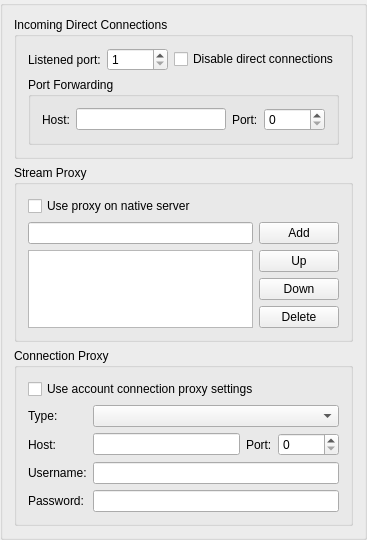
Above: src/plugins/socksstreams/socksoptions.ui from vacuum-im/vacuum-im before the change. Below: the same form after it.
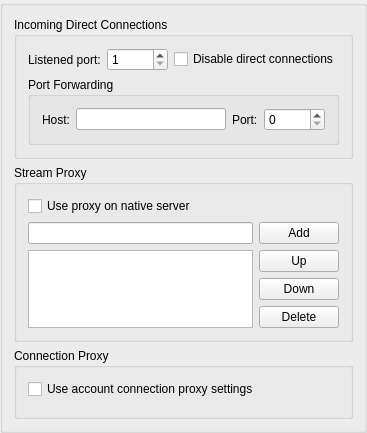
That is the form after the change.

What changed in the file:
```diff
--- a/src/plugins/socksstreams/socksoptions.ui
+++ b/src/plugins/socksstreams/socksoptions.ui
@@ -7,7 +7,7 @@
     <x>0</x>
     <y>0</y>
     <width>328</width>
-    <height>492</height>
+    <height>404</height>
    </rect>
   </property>
   <layout class="QVBoxLayout" name="verticalLayout_4">
@@ -176,93 +176,16 @@
         <property name="title">
          <string>Connection Proxy</string>
         </property>
-        <layout class="QGridLayout" name="gridLayout">
-         <item row="0" column="0" colspan="4">
+        <layout class="QVBoxLayout" name="verticalLayout_7">
+         <item>
           <widget class="QCheckBox" name="chbUseAccountProxy">
            <property name="text">
             <string>Use account connection proxy settings</string>
            </property>
           </widget>
          </item>
-         <item row="1" column="0">
-          <widget class="QLabel" name="lblProxyType">
-           <property name="text">
-            <string>Type:</string>
-           </property>
-           <property name="buddy">
-            <cstring>cmbProxyType</cstring>
-           </property>
-          </widget>
-         </item>
-         <item row="1" column="1" colspan="3">
-          <widget class="QComboBox" name="cmbProxyType">
-           <property name="sizePolicy">
-            <sizepolicy hsizetype="Expanding" vsizetype="Fixed">
-             <horstretch>0</horstretch>
-             <verstretch>0</verstretch>
-            </sizepolicy>
-           </property>
-          </widget>
-         </item>
-         <item row="2" column="0">
-          <widget class="QLabel" name="lblProxyHost">
-           <property name="text">
-            <string>Host:</string>
-           </property>
-           <property name="buddy">
-            <cstring>lneProxyHost</cstring>
-           </property>
-          </widget>
-         </item>
-         <item row="2" column="1">
-          <widget class="QLineEdit" name="lneProxyHost"/>
-         </item>
-         <item row="2" column="2">
-          <widget class="QLabel" name="lblProxyPort">
-           <property name="text">
-            <string>Port:</string>
-           </property>
-           <property name="buddy">
-            <cstring>spbProxyPort</cstring>
-           </property>
-          </widget>
-         </item>
-         <item row="2" column="3">
-          <widget class="QSpinBox" name="spbProxyPort">
-           <property name="maximum">
-            <number>65535</number>
-           </property>
-          </widget>
-         </item>
-         <item row="3" column="0">
-          <widget class="QLabel" name="lblProxyUser">
-           <property name="text">
-            <string>Username:</string>
-           </property>
-           <property name="buddy">
-            <cstring>lneProxyUser</cstring>
-           </property>
-          </widget>
-         </item>
-         <item row="3" column="1" colspan="3">
-          <widget class="QLineEdit" name="lneProxyUser"/>
-         </item>
-         <item row="4" column="0">
-          <widget class="QLabel" name="pblProxyPassword">
-           <property name="text">
-            <string>Password:</string>
-           </property>
-           <property name="buddy">
-            <cstring>lneProxyPassword</cstring>
-           </property>
-          </widget>
-         </item>
-         <item row="4" column="1" colspan="3">
-          <widget class="QLineEdit" name="lneProxyPassword">
-           <property name="echoMode">
-            <enum>QLineEdit::Password</enum>
-           </property>
-          </widget>
+         <item>
+          <widget class="QWidget" name="wdtProxySettings" native="true"/>
          </item>
         </layout>
        </widget>
```
Left out of the diff: 95 changed lines with no effect on the pictures.
